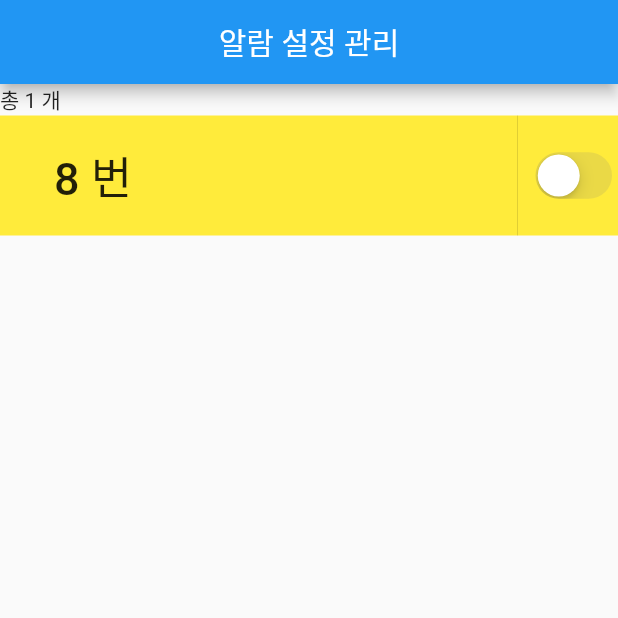
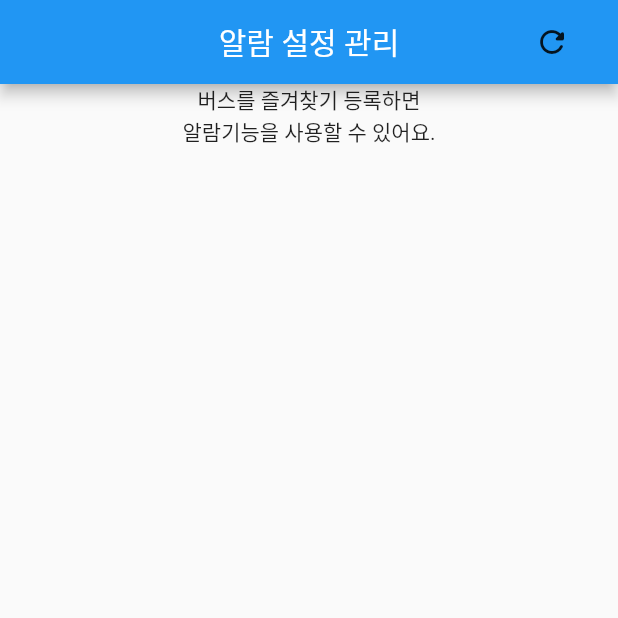
Before and after one commit to juhwan976/Alarm_test, a Flutter app: the AlarmSettingPageTest screen opened directly, on a phone screen of 412 x 824 dp, the top half of it. Run offline on Flutter 3.47's test engine with Material 2 defaults, Android fonts, the phone set to English and light mode, and no system bars; our stand-ins replace flutter_local_notifications, timezone; missing offline and left inert: workmanager.

Commit message:
정거장 선택 추가

```diff
--- a/lib/AlarmInfo.dart
+++ b/lib/AlarmInfo.dart
@@ -1,7 +1,7 @@
 import 'package:flutter/foundation.dart';
 
 class AlarmInfo {
-  int busNum;
+  String busNum;
   DateTime arrival;
   bool useHour;
   bool useMinute;
--- a/lib/AlarmSettingPage.dart
+++ b/lib/AlarmSettingPage.dart
@@ -7,6 +7,10 @@ import 'AlarmInfo.dart';
 import 'AlarmPage.dart';
 import 'SecondPage.dart';
 
+/********************************************
+ * Not Use This File
+ ********************************************
+ */
 class AlarmSettingPage extends StatefulWidget {
   const AlarmSettingPage({Key key,}) : super(key: key);
 
--- a/lib/AlarmSettingPageTest.dart
+++ b/lib/AlarmSettingPageTest.dart
@@ -8,6 +8,12 @@ import 'AlarmInfo.dart';
 import 'AlarmPage.dart';
 import 'AlarmSettingDetailPage.dart';
 
+List<AlarmInfo> _alarmList = new List<AlarmInfo>();
+
+void addAlarmInfoList(AlarmInfo alarmInfo){
+  _alarmList.add(alarmInfo);
+}
+
 class AlarmSettingPageTest extends StatefulWidget {
   const AlarmSettingPageTest({Key key}) : super(key: key);
 
@@ -16,19 +22,6 @@ class AlarmSettingPageTest extends StatefulWidget {
 
 class _AlarmSettingPageTestState extends State<AlarmSettingPageTest> {
   Timer _alarm;
-
-  List<AlarmInfo> _alarmList = [
-    AlarmInfo(
-      busNum: 8,
-      arrival: DateTime.now().add(Duration(minutes: 2, seconds: 30)),
-      useHour: true,
-      useMinute: true,
-      beforeHour: 0,
-      beforeMinute: 0,
-      enable: false,
-      alarmAtNext: false,
-    ),
-  ];
 
   void _notificationInitialize(AlarmInfo _alarmInfo) {
     // initialise the plugin of flutterlocalnotifications.
@@ -134,8 +127,7 @@ class _AlarmSettingPageTestState extends State<AlarmSettingPageTest> {
                           alignment: Alignment.centerLeft,
                           margin: EdgeInsets.fromLTRB(20, 0, 0, 0),
                           child: Text(
-                            _alarmList.elementAt(index - 1).busNum.toString() +
-                                ' 번',
+                            _alarmList.elementAt(index - 1).busNum.toString(),
                             style: TextStyle(
                               fontSize: 30,
                             ),
@@ -178,7 +170,7 @@ class _AlarmSettingPageTestState extends State<AlarmSettingPageTest> {
                                   false;
                               _alarmList.elementAt(index - 1).arrival =
                                   DateTime.now()
-                                      .add(Duration(minutes: 2, seconds: 30));
+                                      .add(Duration(minutes: 6, seconds: 30));
                             } else {}
 
                             //_notificationInitialize(_alarmList.elementAt(index - 1));
@@ -236,6 +228,23 @@ class _AlarmSettingPageTestState extends State<AlarmSettingPageTest> {
     }
   }
 
+  List<Widget> _buildActions() {
+    List<Widget> _listWidget = new List<Widget>();
+
+    _listWidget.add(
+      Container(
+        child: FlatButton(
+          child: Icon(Icons.refresh_rounded),
+          onPressed: () {
+            setState((){});
+          },
+        ),
+      ),
+    );
+
+    return _listWidget;
+  }
+
   @override
   void initState() {
     // TODO: implement initState
@@ -262,6 +271,7 @@ class _AlarmSettingPageTestState extends State<AlarmSettingPageTest> {
       appBar: AppBar(
         title: Text('알람 설정 관리'),
         centerTitle: true,
+        actions: _buildActions(),
       ),
       body: _buildPage(),
     );
--- a/pubspec.yaml
+++ b/pubspec.yaml
@@ -24,6 +24,7 @@ dependencies:
   flutter:
     sdk: flutter
   shared_preferences: ^0.5.12+4
+  http: ^0.12.2
 
   # Use with the Workmanger class for background jobs headless execution.
   workmanager: ^0.2.3
```
Also changed, not shown: lib/ClassStationInfo.dart (added, +21 -0 lines), lib/StationListPage.dart (added, +101 -0 lines), lib/main.dart (+81 -8 lines), pubspec.lock, 5 other files.
